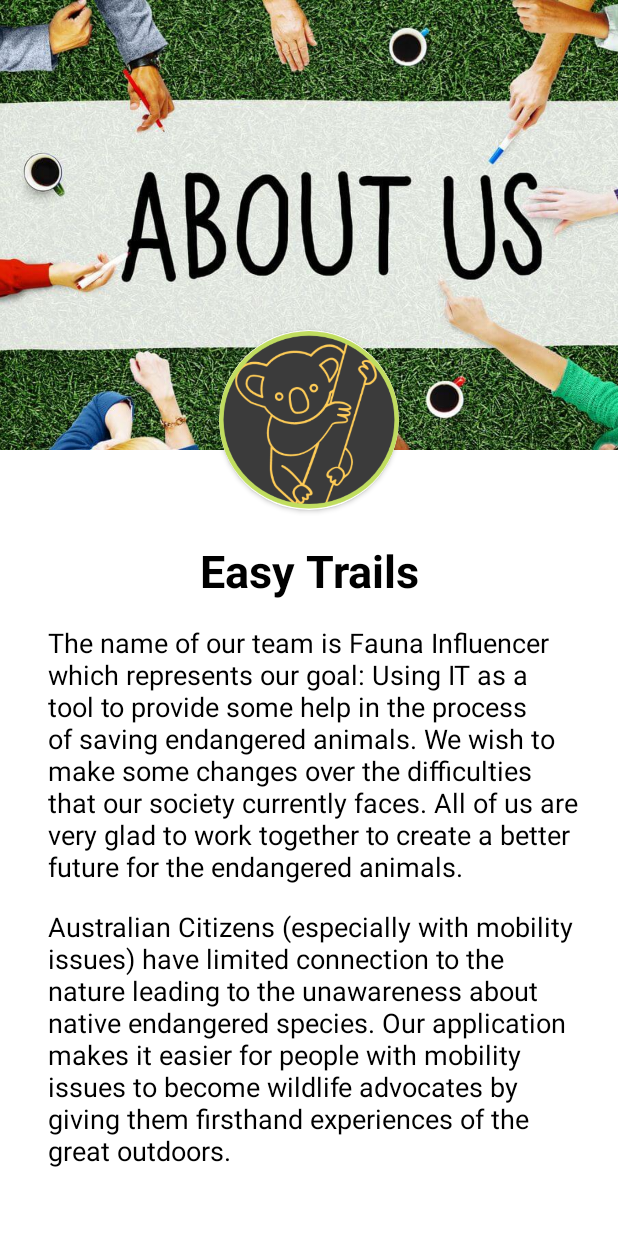
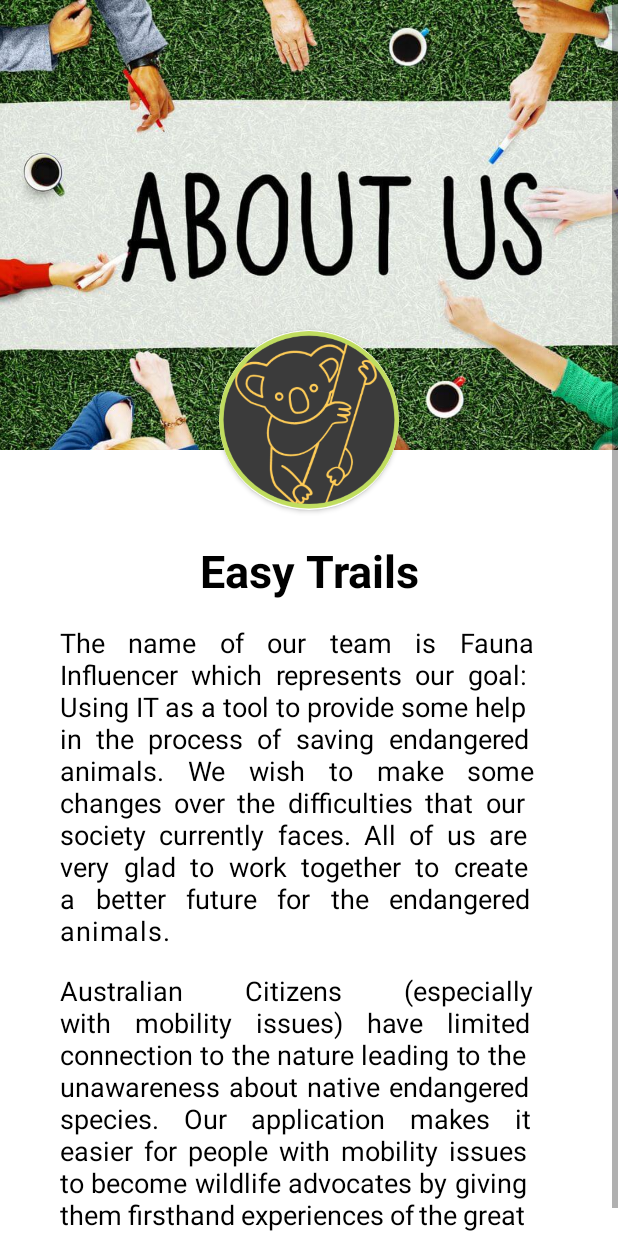
Before and after one commit to Chris-Monash/Easy_Trail, an Android app: the AboutActivity screen opened directly, with no data from a screen before it, on a phone screen of 412 x 824 dp. Run offline under Robolectric (Android 15) with nearby library versions, the phone set to English and light mode, and no system bars; Roboto replaces fonts that are not available here.

Commit message:
Justify text in About Us page

```diff
--- a/app/src/main/res/layout/activity_about.xml
+++ b/app/src/main/res/layout/activity_about.xml
@@ -1,10 +1,14 @@
 <?xml version="1.0" encoding="utf-8"?>
-<androidx.constraintlayout.widget.ConstraintLayout xmlns:android="http://schemas.android.com/apk/res/android"
+<ScrollView xmlns:android="http://schemas.android.com/apk/res/android"
     xmlns:app="http://schemas.android.com/apk/res-auto"
     xmlns:tools="http://schemas.android.com/tools"
     android:layout_width="match_parent"
     android:layout_height="match_parent"
+    android:scrollbars="vertical"
     tools:context=".AboutActivity">
+    <androidx.constraintlayout.widget.ConstraintLayout
+        android:layout_width="match_parent"
+        android:layout_height="match_parent">
         <ImageView
             android:id="@+id/helpImage"
             android:layout_width="match_parent"
@@ -53,12 +57,9 @@
             app:layout_constraintTop_toBottomOf="@+id/card" />
 
         <LinearLayout
-        android:layout_width="wrap_content"
+            android:layout_width="match_parent"
             android:layout_height="wrap_content"
-
-        android:layout_marginBottom="212dp"
             android:orientation="vertical"
-        app:layout_constraintBottom_toBottomOf="parent"
             app:layout_constraintEnd_toEndOf="parent"
             app:layout_constraintHorizontal_bias="1.0"
             app:layout_constraintStart_toStartOf="parent"
@@ -66,30 +67,40 @@
             app:layout_constraintVertical_bias="0.0">
 
             <TextView
-            android:layout_width="360dp"
+                android:layout_width="match_parent"
                 android:layout_height="wrap_content"
                 android:layout_gravity="center_vertical|end"
-            android:layout_marginStart="20dp"
+                android:layout_marginStart="40dp"
                 android:layout_marginTop="15dp"
-            android:layout_marginEnd="20dp"
+                android:layout_marginEnd="40dp"
+                android:justificationMode="inter_word"
                 android:text="The name of our team is Fauna Influencer which represents our goal: Using IT as a tool to provide some help in the process of saving endangered animals. We wish to make some changes over the difficulties that our society currently faces. All of us are very glad to work together to create a better future for the endangered animals."
+                android:textAppearance="?attr/textAppearanceBody1"
                 android:textColor="#000"
-            android:textSize="18dp"
+                android:textSize="18sp"
                 app:layout_constraintEnd_toEndOf="parent"
                 app:layout_constraintStart_toStartOf="parent"
                 app:layout_constraintTop_toBottomOf="@+id/name" />
 
             <TextView
-            android:layout_width="360dp"
+                android:layout_width="match_parent"
                 android:layout_height="wrap_content"
-            android:layout_marginStart="20dp"
+                android:layout_marginStart="40dp"
+                android:layout_marginTop="15dp"
+                android:layout_marginEnd="40dp"
+                android:layout_marginRight="20dp"
+                android:justificationMode="inter_word"
+                android:text="Australian Citizens (especially with mobility issues) have limited connection to the nature leading to the unawareness about native endangered species. Our application makes it easier for people with mobility issues to become wildlife advocates by giving them firsthand experiences of the great outdoors."
+                android:textAppearance="?attr/textAppearanceBody1"
                 android:textColor="#000"
-            android:layout_marginTop="15dp"
-            android:layout_marginEnd="20dp"
-            android:layout_marginRight="20dp"
-            android:textSize="18dp"
-            android:text="Australian Citizens (especially with mobility issues) have limited connection to the nature leading to the unawareness about native endangered species. Our application makes it easier for people with mobility issues to become wildlife advocates by giving them firsthand experiences of the great outdoors." />
+                android:textSize="18sp" />
+
 
         </LinearLayout>
 
+
     </androidx.constraintlayout.widget.ConstraintLayout>
+
+
+
+</ScrollView>
--- a/app/src/main/res/layout/fragment_trail.xml
+++ b/app/src/main/res/layout/fragment_trail.xml
@@ -16,7 +16,7 @@
             android:layout_marginTop="10dp"
             android:layout_marginEnd="20dp"
             android:gravity="center_vertical"
-            android:text="Welcome,"
+            android:text="Welcome"
             android:textColor="#212121"
             android:textSize="16sp"
             android:textStyle="bold"/>
```
Also changed, not shown: app/src/main/java/com/example/easytrail/ui/trail/TrailFragment.java (+26 -14 lines), 1 other file. Lines whose indentation alone changed are shown as unchanged.
